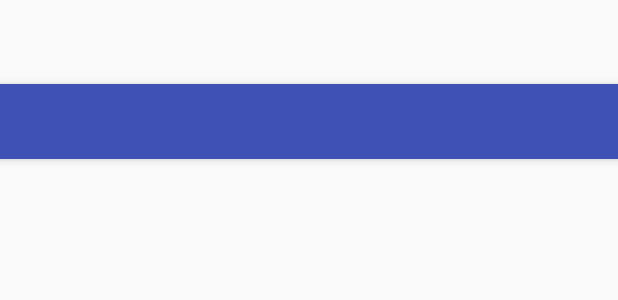
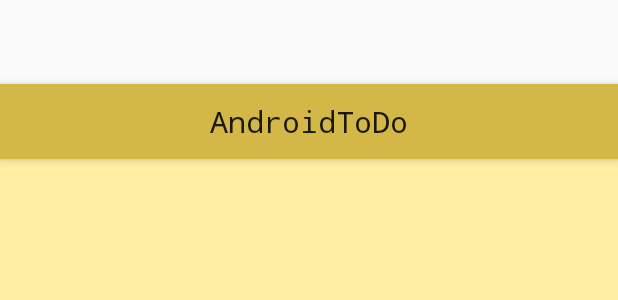
Before and after one commit to mateuszmonas/AndroidToDo, an Android app: the layout activity_main.xml on its own in the app's theme, with its tools: preview values and no code run, on a phone screen of 412 x 824 dp. Shown: the top 300 px of the screen. Run offline under Robolectric (Android 15) with nearby library versions, the phone set to English and light mode, and no system bars.

Commit message:
improved design

```diff
--- a/app/src/main/res/drawable/splash.xml
+++ b/app/src/main/res/drawable/splash.xml
@@ -2,8 +2,7 @@
 <layer-list xmlns:android="http://schemas.android.com/apk/res/android">
 
     <item
-            android:drawable="@color/gray"/>
-
+            android:drawable="@color/colorPrimaryDark"/>
     <item>
         <bitmap
                 android:gravity="center"
--- a/app/src/main/res/layout/activity_main.xml
+++ b/app/src/main/res/layout/activity_main.xml
@@ -17,6 +17,12 @@
                 android:layout_height="match_parent" android:layout_weight="1"
         android:id="@+id/toolbar">
 
+            <TextView android:layout_width="wrap_content"
+                      android:layout_height="wrap_content"
+                      android:layout_centerInParent="true"
+                      android:text="@string/app_name"
+                      style="@style/TitleText"/>
+
         </RelativeLayout>
     </android.support.design.widget.AppBarLayout>
 
--- a/app/src/main/res/layout/content_main.xml
+++ b/app/src/main/res/layout/content_main.xml
@@ -8,5 +8,6 @@
         android:layout_height="match_parent"
         app:layout_behavior="@string/appbar_scrolling_view_behavior"
         tools:showIn="@layout/activity_main"
-        tools:context=".MainActivity">
+        tools:context=".MainActivity"
+        style="@style/Layout">
 </RelativeLayout>
--- a/app/src/main/res/layout/fragment_add_task.xml
+++ b/app/src/main/res/layout/fragment_add_task.xml
@@ -6,11 +6,11 @@
         android:layout_width="match_parent"
         android:layout_height="match_parent"
         tools:context=".FragmentAddTask"
-android:id="@+id/fragmentAddTask">
+        android:id="@+id/fragmentAddTask"
+        style="@style/Layout">
 
 
     <EditText
-
             android:gravity="top"
             android:layout_width="wrap_content"
             android:layout_height="200dp"
--- a/app/src/main/res/values/colors.xml
+++ b/app/src/main/res/values/colors.xml
@@ -1,6 +1,7 @@
 <?xml version="1.0" encoding="utf-8"?>
 <resources>
-    <color name="colorPrimary">#3F51B5</color>
-    <color name="colorPrimaryDark">#303F9F</color>
-    <color name="colorAccent">#FF4081</color>
+    <color name="colorPrimary">#D3B747</color>
+    <color name="colorPrimaryDark">#8F750D</color>
+    <color name="colorAccent">#B59926</color>
+    <color name="colorBackground">#FFEDA3</color>
 </resources>
--- a/app/src/main/res/values/styles.xml
+++ b/app/src/main/res/values/styles.xml
@@ -6,13 +6,35 @@
         <item name="colorPrimary">@color/colorPrimary</item>
         <item name="colorPrimaryDark">@color/colorPrimaryDark</item>
         <item name="colorAccent">@color/colorAccent</item>
+        <item name="android:typeface">monospace</item>
     </style>
-    <style name="AppTheme.NoActionBar">
-        <item name="windowActionBar">false</item>
-        <item name="windowNoTitle">true</item>
+
+    <style name="Layout" parent="AppTheme">
+        <item name="android:background">@color/colorBackground</item>
     </style>
-    <style name="AppTheme.AppBarOverlay" parent="ThemeOverlay.AppCompat.Dark.ActionBar"/>
-    <style name="AppTheme.PopupOverlay" parent="ThemeOverlay.AppCompat.Light"/>
+
+    <style name="ListItem" parent="Layout">
+        <item name="android:padding">12dp</item>
+    </style>
+
+    <style name="Text" parent="AppTheme">
+        <item name="android:textSize">18sp</item>
+        <item name="android:typeface">monospace</item>
+    </style>
+
+    <style name="WidgetText" parent="AppTheme">
+        <item name="android:textSize">15sp</item>
+        <item name="android:textColor">#000</item>
+        <item name="android:typeface">monospace</item>
+    </style>
+
+    <style name="WidgetTitleText" parent="WidgetText">
+        <item name="android:textSize">18sp</item>
+    </style>
+
+    <style name="TitleText" parent="Text">
+        <item name="android:textSize">20sp</item>
+    </style>
 
     <style name="SplashTheme" parent="Theme.AppCompat.NoActionBar">
         <item name="android:windowBackground">@drawable/splash</item>
```
Also changed, not shown: app/src/main/res/layout/fragment_list.xml (+4 -3 lines), app/src/main/res/layout/task.xml (+5 -2 lines), app/src/main/res/layout/task_widget_item.xml (+4 -3 lines), app/src/main/res/layout/widget_layout.xml (+4 -3 lines).
